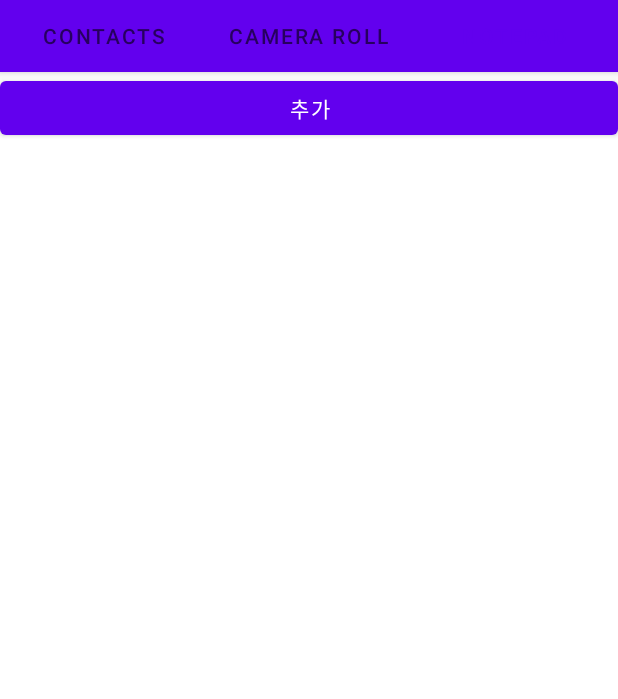
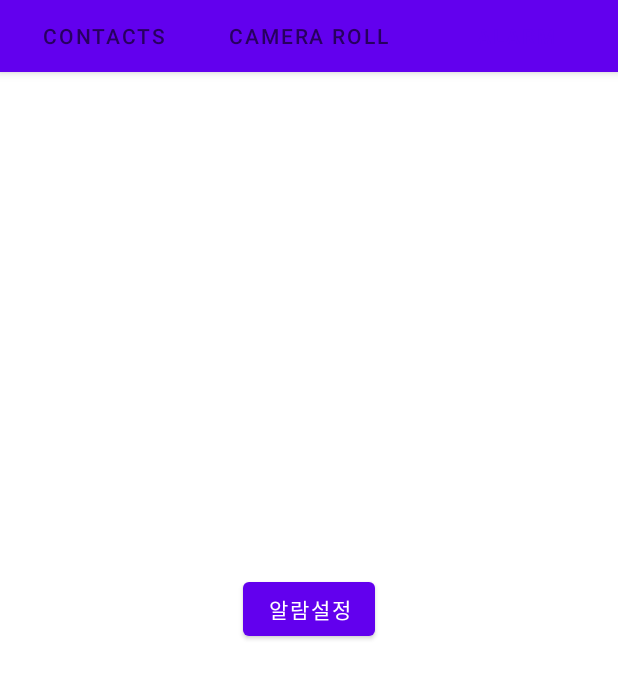
Before and after one commit to kimec824/madcamp_proj1, an Android app: the screen it shows after launch (MainActivity), tab 3 chosen, on a phone screen of 412 x 824 dp, the part 89-788 px from its top. Run offline under Robolectric (Android 15) with nearby library versions, the phone set to English and light mode, and no system bars.

Commit message:
time picker로 시간 지정까지 실행 됨 이후 alarm service로 intent 하는것부터 구현 해야함

```diff
--- a/app/build.gradle
+++ b/app/build.gradle
@@ -1,6 +1,7 @@
 plugins {
     id 'com.android.application'
 }
+apply plugin:'com.android.application'
 
 android {
     compileSdkVersion 30
@@ -40,7 +41,7 @@ dependencies {
     testImplementation 'junit:junit:4.+'
     androidTestImplementation 'androidx.test.ext:junit:1.1.1'
     androidTestImplementation 'androidx.test.espresso:espresso-core:3.2.0'
-
+    implementation 'com.ebanx:swipe-button:0.8.3'
     def lifecycle_version = "2.2.0"
     def arch_version = "2.1.0"
 
--- a/app/src/main/AndroidManifest.xml
+++ b/app/src/main/AndroidManifest.xml
@@ -10,6 +10,9 @@
         android:supportsRtl="true"
         android:theme="@style/Theme.MyApplication">
         <activity android:name=".Fragment1Activity"></activity>
+        <service android:name=".AlarmService"
+            android:enabled="true"
+            android:exported="true"/>
         <receiver android:name=".Alarm_Receiver"/>
         <activity
             android:name=".MainActivity"
--- a/app/src/main/java/com/example/myapplication/Fragment1.java
+++ b/app/src/main/java/com/example/myapplication/Fragment1.java
@@ -91,7 +91,7 @@ public class Fragment1 extends Fragment {
 
                 //((MainActivity)getActivity()).replaceFragment(Fragment1ContactInfo.newInstance(position));
 
-                Intent intent = new Intent(getActivity(), Fragment1Activity.class);
+                Intent intent = new Intent(getContext(), Fragment1Activity.class);
 
                 intent.putExtra("position", position);
                 startActivity(intent);
--- a/app/src/main/res/layout/fragment3_layout.xml
+++ b/app/src/main/res/layout/fragment3_layout.xml
@@ -1,28 +1,13 @@
 <?xml version="1.0" encoding="utf-8"?>
 
 <RelativeLayout xmlns:android="http://schemas.android.com/apk/res/android"
-    android:layout_width="match_parent"
-    android:layout_height="match_parent">
-    <LinearLayout
-        android:id="@+id/linearLayout"
-        android:layout_width="match_parent"
+    android:layout_width="fill_parent"
+    android:layout_height="fill_parent">
+
+    <Button
+        android:id="@+id/alarmButton"
+        android:layout_width="wrap_content"
         android:layout_height="wrap_content"
-        android:orientation="horizontal">
-
-        <Button
-            android:id="@+id/button"
-            android:layout_width="1dp"
-            android:layout_height="wrap_content"
-            android:layout_weight="1"
-            android:text="추가"/>
-
-    </LinearLayout>
-    <ListView
-        android:layout_width="match_parent"
-        android:layout_height="687dp"
-        android:layout_below="@+id/linearLayout"
-        android:layout_alignParentStart="true"
-        android:layout_alignParentLeft="true"
-        android:layout_centerVertical="true"
-        android:laout_marginTop="0dp"/>
+        android:layout_centerInParent="true"
+        android:text="알람설정" />
 </RelativeLayout>
--- a/app/src/main/res/layout/fragment_fragment1_contact_info.xml
+++ b/app/src/main/res/layout/fragment_fragment1_contact_info.xml
@@ -85,7 +85,7 @@
         </LinearLayout>
 
         <Button
-            android:id="@+id/button"
+            android:id="@+id/addButton"
             android:layout_width="wrap_content"
             android:layout_height="wrap_content"
 
--- a/app/src/main/res/values/strings.xml
+++ b/app/src/main/res/values/strings.xml
@@ -2,7 +2,7 @@
     <string name="app_name">My Application</string>
     <string name="tab_text_1">Contacts</string>
     <string name="tab_text_2">Camera Roll</string>
-    <string name="tab_text_3">Notepad</string>
+    <string name="tab_text_3">Alarm</string>
     <!-- TODO: Remove or change this placeholder text -->
     <string name="hello_blank_fragment">Hello blank fragment</string>
 </resources>
```
Also changed, not shown: app/src/main/java/com/example/myapplication/AlarmActivity.java (added, +67 -0 lines), app/src/main/java/com/example/myapplication/AlarmService.java (added, +25 -0 lines), app/src/main/java/com/example/myapplication/Alarm_Receiver.java (+10 -12 lines), app/src/main/java/com/example/myapplication/Alarm_add.java (added, +51 -0 lines), app/src/main/java/com/example/myapplication/Fragment3.java (+58 -8 lines), app/src/main/java/com/example/myapplication/RingtonePlayingService.java (deleted, +0 -22 lines), app/src/main/res/layout/alarm_execute.xml (+40 -4 lines), app/src/main/res/drawable-v24/alarm.png (added), app/src/main/res/drawable-v24/applogo.png (added), app/src/main/res/layout/alarm_add.xml (renamed from app/src/main/res/layout/add_alarm_fragment.xml), 1 other file.
